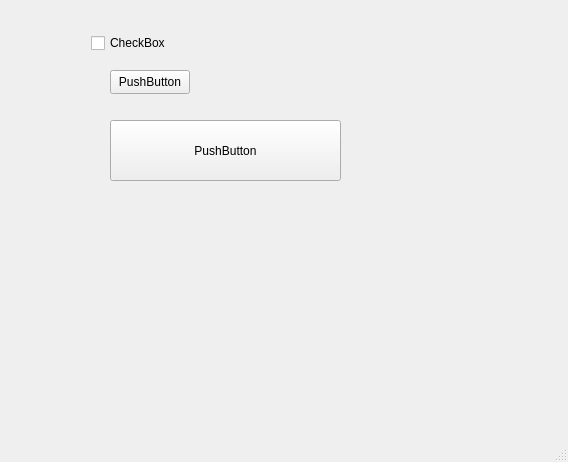
richardmg/WidgetsImagine, file mainwindow.ui: the form before one commit.
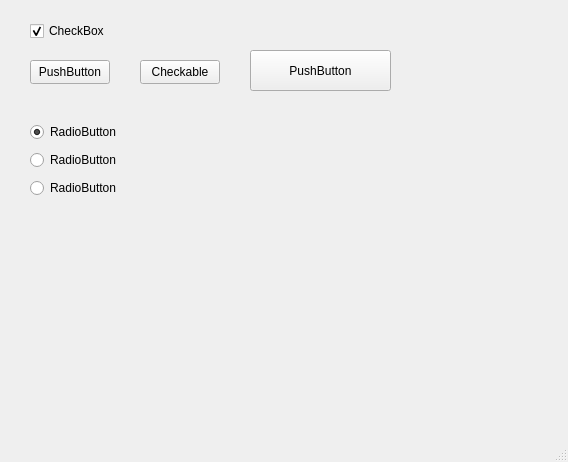
The form after the commit.

Commit message: implement radiobutton, collapse baseNameButton into one function

What changed in the file:
```diff
--- a/mainwindow.ui
+++ b/mainwindow.ui
@@ -17,8 +17,8 @@
    <widget class="QCheckBox" name="checkBox">
     <property name="geometry">
      <rect>
-      <x>91</x>
-      <y>32</y>
+      <x>30</x>
+      <y>20</y>
       <width>86</width>
       <height>22</height>
      </rect>
@@ -26,12 +26,15 @@
     <property name="text">
      <string>CheckBox</string>
     </property>
+    <property name="checked">
+     <bool>true</bool>
+    </property>
    </widget>
    <widget class="QPushButton" name="pushButton">
     <property name="geometry">
      <rect>
-      <x>110</x>
-      <y>70</y>
+      <x>30</x>
+      <y>60</y>
       <width>80</width>
       <height>24</height>
      </rect>
@@ -43,15 +46,67 @@
    <widget class="QPushButton" name="pushButton_2">
     <property name="geometry">
      <rect>
-      <x>110</x>
+      <x>250</x>
+      <y>50</y>
+      <width>141</width>
+      <height>41</height>
+     </rect>
+    </property>
+    <property name="text">
+     <string>PushButton</string>
+    </property>
+   </widget>
+   <widget class="QPushButton" name="pushButton_3">
+    <property name="geometry">
+     <rect>
+      <x>140</x>
+      <y>60</y>
+      <width>80</width>
+      <height>24</height>
+     </rect>
+    </property>
+    <property name="text">
+     <string>Checkable</string>
+    </property>
+    <property name="checkable">
+     <bool>true</bool>
+    </property>
+   </widget>
+   <widget class="QWidget" name="">
+    <property name="geometry">
+     <rect>
+      <x>30</x>
       <y>120</y>
-      <width>231</width>
-      <height>61</height>
+      <width>101</width>
+      <height>80</height>
      </rect>
     </property>
-    <property name="text">
-     <string>PushButton</string>
-    </property>
+    <layout class="QVBoxLayout" name="verticalLayout">
+     <item>
+      <widget class="QRadioButton" name="radioButton">
+       <property name="text">
+        <string>RadioButton</string>
+       </property>
+       <property name="checked">
+        <bool>true</bool>
+       </property>
+      </widget>
+     </item>
+     <item>
+      <widget class="QRadioButton" name="radioButton_2">
+       <property name="text">
+        <string>RadioButton</string>
+       </property>
+      </widget>
+     </item>
+     <item>
+      <widget class="QRadioButton" name="radioButton_3">
+       <property name="text">
+        <string>RadioButton</string>
+       </property>
+      </widget>
+     </item>
+    </layout>
    </widget>
   </widget>
   <widget class="QMenuBar" name="menubar">
```
The commit also changes 1 other file.
